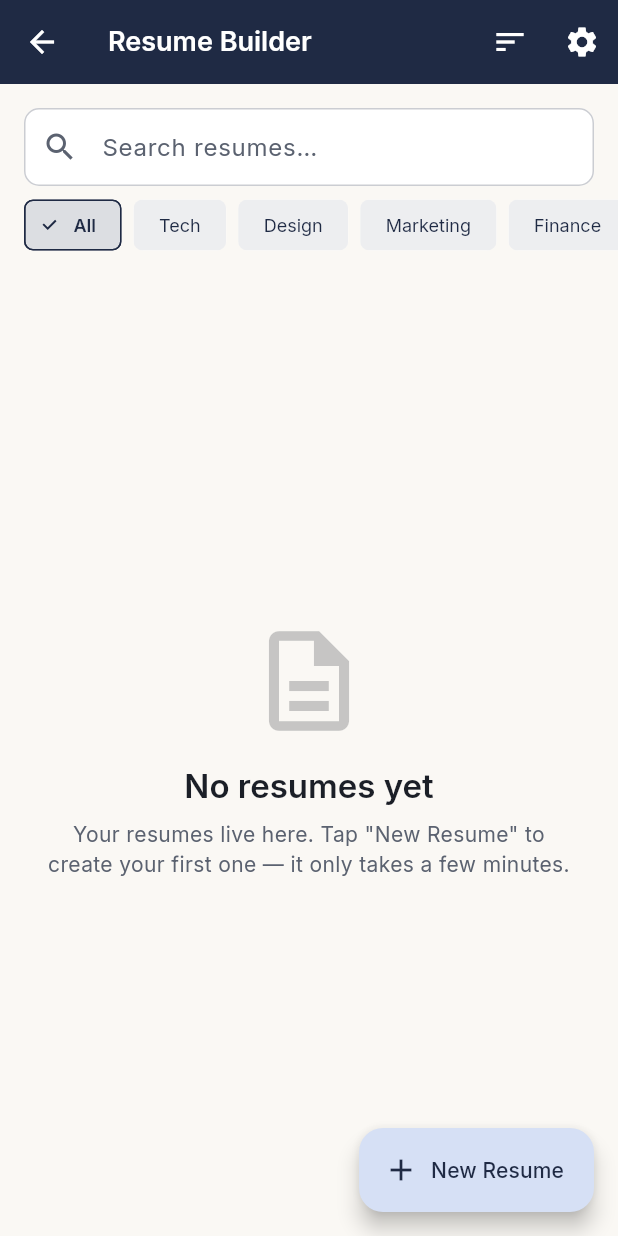
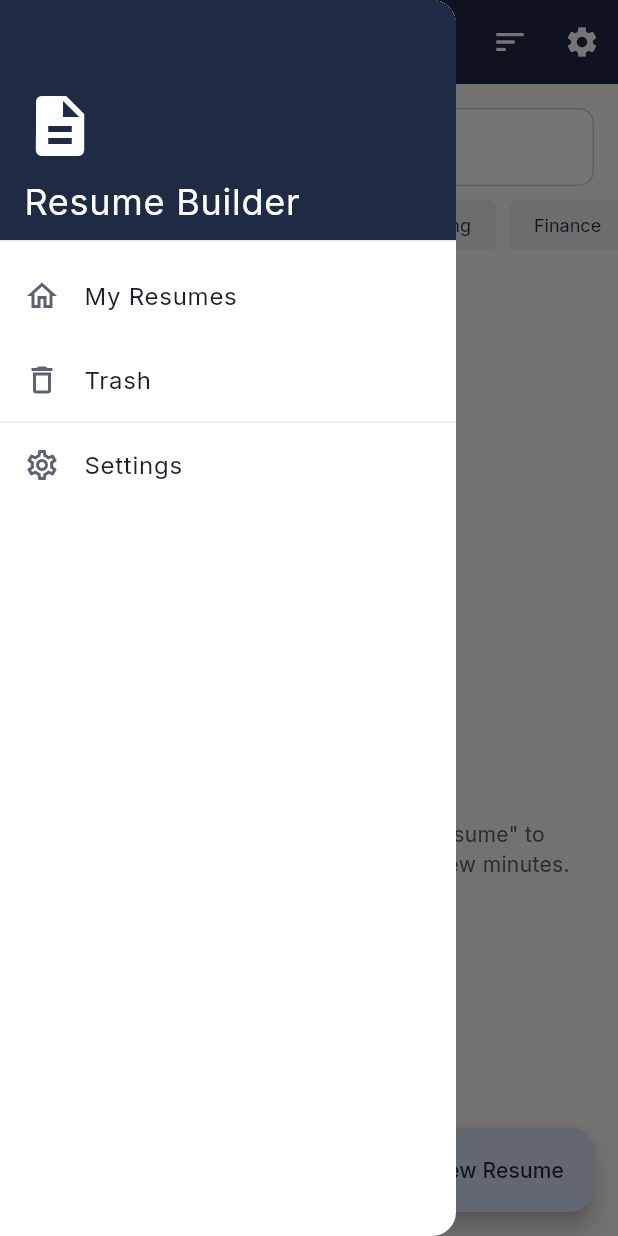
Before and after one commit to withshafan/smart_resume_builder, a Flutter app: the HomeScreen screen opened by its route, with the side drawer open (before the commit the screen has no drawer), on a phone screen of 412 x 824 dp. Run offline on Flutter 3.47's test engine with Material 3 defaults, Android fonts, the phone set to English and light mode, and no system bars; our stand-ins replace cloud_firestore, firebase_auth, firebase_core, google_fonts, pdf, printing and 2 more; accounts and stored records are empty.

Commit message:
feat: add trash soft-delete feature

```diff
--- a/lib/main.dart
+++ b/lib/main.dart
@@ -5,6 +5,7 @@ import 'screens/login_screen.dart';
 import 'screens/home_screen.dart';
 import 'screens/signup_screen.dart';
 import 'screens/settings_screen.dart';
+import 'screens/trash_screen.dart';
 import 'theme/app_theme.dart';
 import 'theme/theme_provider.dart';
 
@@ -35,6 +36,7 @@ class MyApp extends StatelessWidget {
             '/home': (context) => const HomeScreen(),
             '/signup': (context) => const SignUpScreen(),
             '/settings': (context) => const SettingsScreen(),
+            '/trash': (context) => const TrashScreen(),
           },
           onUnknownRoute: (settings) => MaterialPageRoute(
             builder: (context) => const Scaffold(
--- a/lib/models/resume.dart
+++ b/lib/models/resume.dart
@@ -15,6 +15,7 @@ class Resume {
   final List<Project> projects;
   final DateTime createdAt;
   final DateTime updatedAt;
+  final bool isDeleted;
 
   Resume({
     required this.id,
@@ -33,6 +34,7 @@ class Resume {
     required this.projects,
     required this.createdAt,
     required this.updatedAt,
+    this.isDeleted = false,
   });
 
   Map<String, dynamic> toJson() => {
@@ -52,6 +54,7 @@ class Resume {
         'projects': projects.map((e) => e.toJson()).toList(),
         'createdAt': createdAt.toIso8601String(),
         'updatedAt': updatedAt.toIso8601String(),
+        'isDeleted': isDeleted,
       };
 
   factory Resume.fromJson(Map<String, dynamic> json) => Resume(
@@ -83,6 +86,7 @@ class Resume {
                 .toList(),
         createdAt: DateTime.parse(json['createdAt']),
         updatedAt: DateTime.parse(json['updatedAt']),
+        isDeleted: json['isDeleted'] ?? false,
       );
 }
 
--- a/lib/screens/home_screen.dart
+++ b/lib/screens/home_screen.dart
@@ -109,6 +109,54 @@ class _HomeScreenState extends State<HomeScreen> {
             },
           ),
         ],
+      ),
+      drawer: Drawer(
+        child: ListView(
+          padding: EdgeInsets.zero,
+          children: [
+            DrawerHeader(
+              decoration: BoxDecoration(
+                color: theme.colorScheme.primary,
+              ),
+              child: const Column(
+                crossAxisAlignment: CrossAxisAlignment.start,
+                mainAxisAlignment: MainAxisAlignment.end,
+                children: [
+                  Icon(Icons.description, size: 48, color: Colors.white),
+                  SizedBox(height: 8),
+                  Text(
+                    'Resume Builder',
+                    style: TextStyle(color: Colors.white, fontSize: 24),
+                  ),
+                ],
+              ),
+            ),
+            ListTile(
+              leading: const Icon(Icons.home_outlined),
+              title: const Text('My Resumes'),
+              onTap: () {
+                Navigator.pop(context);
+              },
+            ),
+            ListTile(
+              leading: const Icon(Icons.delete_outline),
+              title: const Text('Trash'),
+              onTap: () {
+                Navigator.pop(context);
+                Navigator.pushNamed(context, '/trash').then((_) => _loadResumes());
+              },
+            ),
+            const Divider(),
+            ListTile(
+              leading: const Icon(Icons.settings_outlined),
+              title: const Text('Settings'),
+              onTap: () {
+                Navigator.pop(context);
+                Navigator.pushNamed(context, '/settings');
+              },
+            ),
+          ],
+        ),
       ),
       body: Column(
         children: [
--- a/lib/screens/resume_detail_screen.dart
+++ b/lib/screens/resume_detail_screen.dart
@@ -32,8 +32,8 @@ class _ResumeDetailScreenState extends State<ResumeDetailScreen> {
     final confirm = await showDialog<bool>(
       context: context,
       builder: (context) => AlertDialog(
-        title: const Text('Delete Resume'),
-        content: const Text('This cannot be undone. Are you sure?'),
+        title: const Text('Move to Trash'),
+        content: const Text('This resume will be moved to the Trash.'),
         actions: [
           TextButton(
             onPressed: () => Navigator.pop(context, false),
@@ -55,7 +55,7 @@ class _ResumeDetailScreenState extends State<ResumeDetailScreen> {
       success: (_) {
         ScaffoldMessenger.of(context).showSnackBar(
           const SnackBar(
-              content: Text('Resume deleted.'),
+              content: Text('Moved to Trash.'),
               behavior: SnackBarBehavior.floating),
         );
         Navigator.pop(context, true);
@@ -136,7 +136,7 @@ class _ResumeDetailScreenState extends State<ResumeDetailScreen> {
           ),
           IconButton(
             icon: const Icon(Icons.delete_outline),
-            tooltip: 'Delete Resume',
+            tooltip: 'Move to Trash',
             onPressed: _deleteResume,
           ),
         ],
```
Also changed, not shown: lib/screens/trash_screen.dart (added, +206 -0 lines), lib/services/resume_service.dart (+62 -3 lines).
